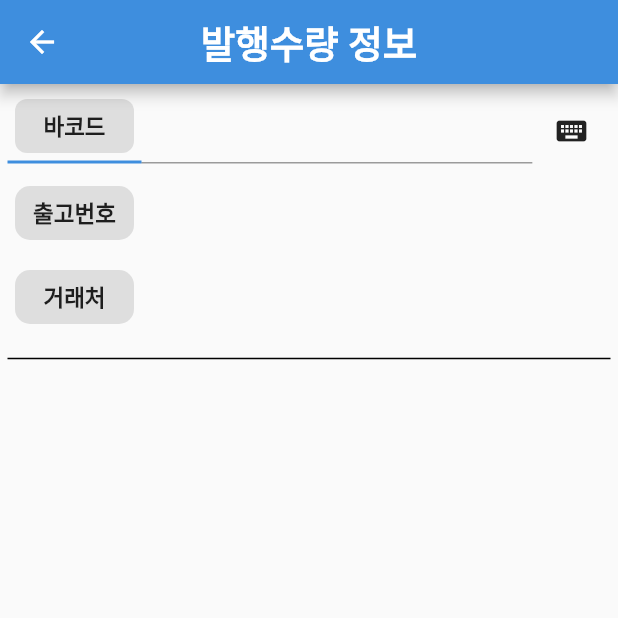
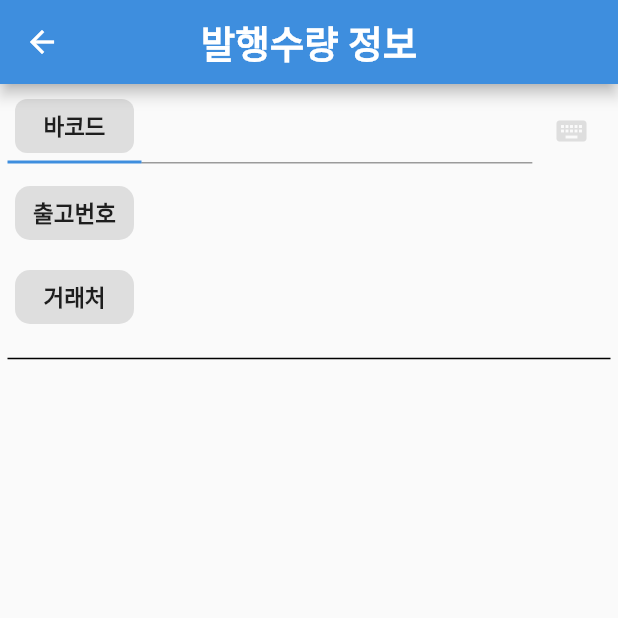
Before and after one commit to janggyeoeng/project, a Flutter app: the ScmCheckDetail screen opened directly with empty values, on a phone screen of 412 x 824 dp, the top half of it. Run offline on Flutter 3.47's test engine with Material 2 defaults, Android fonts, the phone set to English and light mode, and no system bars; our stand-ins replace auto_size_text, get, google_fonts; missing offline and left inert: sql_conn.

Commit message:
바코드 입력에따른 오류 수정

```diff
--- a/lib/src/scm_admin/scm_check_detail/scm_check_detail.dart
+++ b/lib/src/scm_admin/scm_check_detail/scm_check_detail.dart
@@ -164,15 +164,14 @@ class _ScmCheckDetailState extends State<ScmCheckDetail> {
                           Expanded(
                               flex: 1,
                               child: GestureDetector(
-                                child: const SizedBox(
+                                child: SizedBox(
                                   width: 20,
                                   height: 20,
                                   //color: Colors.green,
-                                  child: Icon(
-                                    Icons.keyboard,
-                                    // color: _controller
-                                    //     .setKeyboardColor() //Colors.blue,
-                                  ),
+                                  child: Icon(Icons.keyboard,
+                                      color: _controller
+                                          .setKeyboardColor() //Colors.blue,
+                                      ),
                                 ),
                                 onTap: () async {
                                   print('클릭');
@@ -400,7 +399,7 @@ class _ScmCheckDetailState extends State<ScmCheckDetail> {
             widget.controller1.model.datavalue[widget.index] =
                 _controller.getselect();
             print('accca:${widget.controller1.model.datavalue[widget.index]}');
-
+            widget.controller1.setKeyboardClick(false);
             Get.back();
 
             _controller.saveEnd(widget.detailNumber);
--- a/lib/src/scm_admin/scm_check_detail/scm_check_detail_controller.dart
+++ b/lib/src/scm_admin/scm_check_detail/scm_check_detail_controller.dart
@@ -24,6 +24,10 @@ class ScmCheckDetailController extends GetxController {
   Future<void> setKeyboardClick(bool bo) async {
     return model.setKeyboardClick(bo);
     //print('불값 : ${this.keyboardClick}');
+  }
+
+  Color setKeyboardColor() {
+    return model.setKeyboardColor();
   }
 
   Future<void> check(BuildContext context) async {
--- a/lib/src/scm_admin/scm_check_detail/scm_check_detail_model.dart
+++ b/lib/src/scm_admin/scm_check_detail/scm_check_detail_model.dart
@@ -82,6 +82,9 @@ class ScmCheckDetailModel {
 
   Future<void> check(BuildContext context) async {
     List<String> barcode = txtCon2.text.split('/');
+    if (txtCon2.text.isEmpty) {
+      return isuQtCheckDialog(context, '바코드가 입력되지 않았습니다.');
+    }
     Map<String, dynamic> bcData = {"PSU_NB": barcode[0], "BOX_NO": barcode[1]};
     for (int i = 0; i < detailData.value.length; i++) {
       if (a == true && bcData["BOX_NO"] == boxdata[i]["BOX_NO"]) {
@@ -132,6 +135,10 @@ class ScmCheckDetailModel {
   Future<void> setKeyboardClick(bool bo) async {
     keyboardClick = bo;
     //print('불값 : ${this.keyboardClick}');
+  }
+
+  Color setKeyboardColor() {
+    return keyboardClick ? Colors.blue : Colors.grey.withOpacity(0.3);
   }
 
   Future<void> setFocus(BuildContext context) async {
```
Also changed, not shown: lib/src/scm_admin/scm_check/scm_check_controller.dart (+6 -2 lines), lib/src/scm_admin/scm_check/scm_check_model.dart (+62 -5 lines), lib/src/scm_admin/scm_check/scmcheck.dart (+8 -11 lines).
